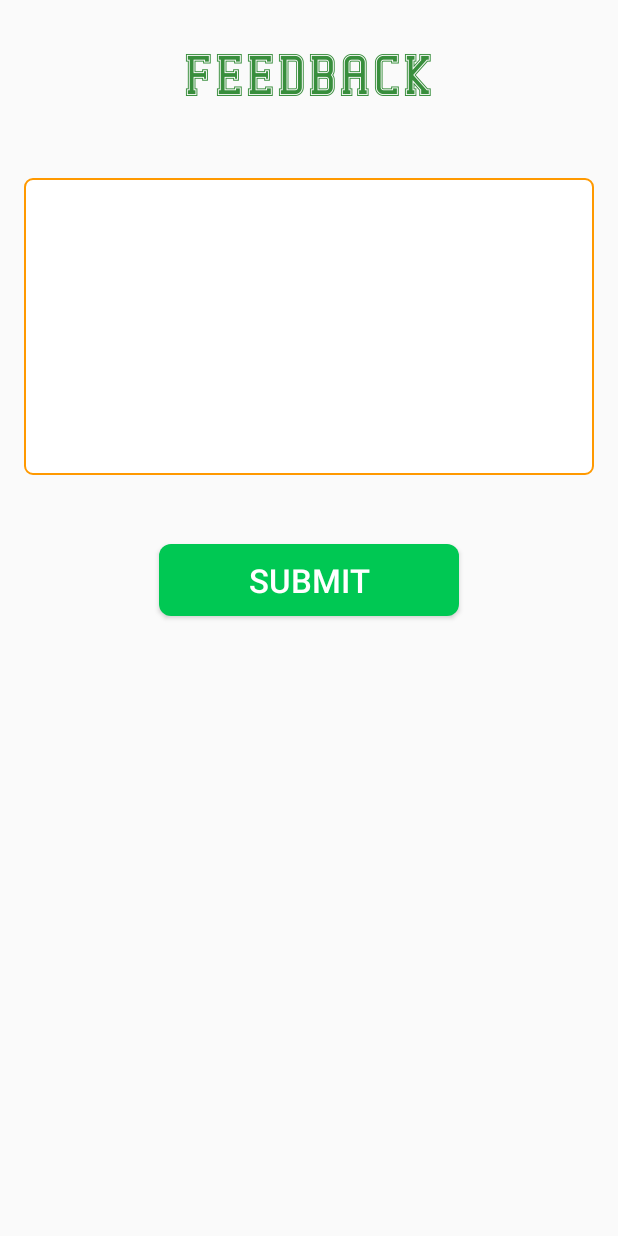
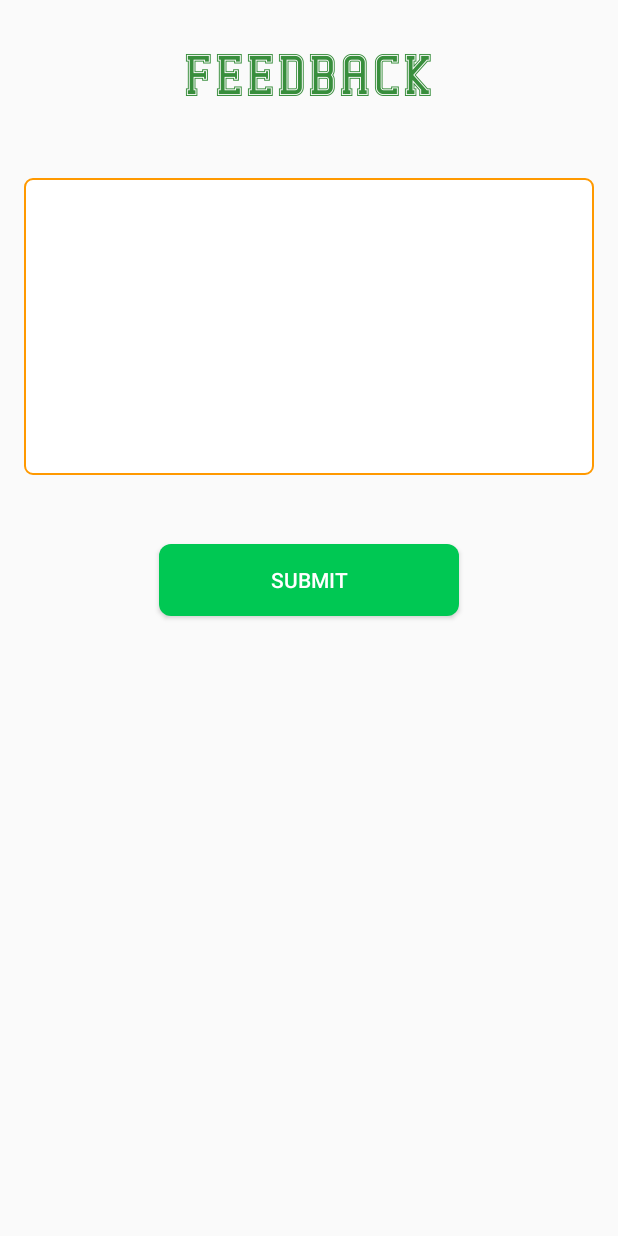
Before and after one commit to ksAvinash/SSMCabsClient, an Android app: the FeedbackActivity screen opened directly, with no data from a screen before it, on a phone screen of 412 x 824 dp. Run offline under Robolectric (Android 15) with nearby library versions, the light colour scheme and no system bars; our stand-ins replace Firebase (no records; nobody signed in at launch, a user with empty details on screens opened directly).

Commit message:
submit button font size adjustment

```diff
--- a/app/src/main/res/layout/activity_feedback.xml
+++ b/app/src/main/res/layout/activity_feedback.xml
@@ -38,7 +38,6 @@
         android:background="@drawable/rounded_button"
         android:textColor="@color/whiteColor"
         android:text="SUBMIT"
-        android:textSize="22sp"
         android:layout_margin="30dp"
         android:layout_centerHorizontal="true"
         android:layout_below="@+id/feedback_edittext"
--- a/app/src/main/res/layout/activity_profile.xml
+++ b/app/src/main/res/layout/activity_profile.xml
@@ -51,7 +51,6 @@
         android:background="@drawable/rounded_button"
         android:textColor="@color/whiteColor"
         android:text="SUBMIT"
-        android:textSize="22sp"
         android:layout_margin="30dp"
         android:layout_centerHorizontal="true"
         android:layout_below="@+id/user_number"
```
